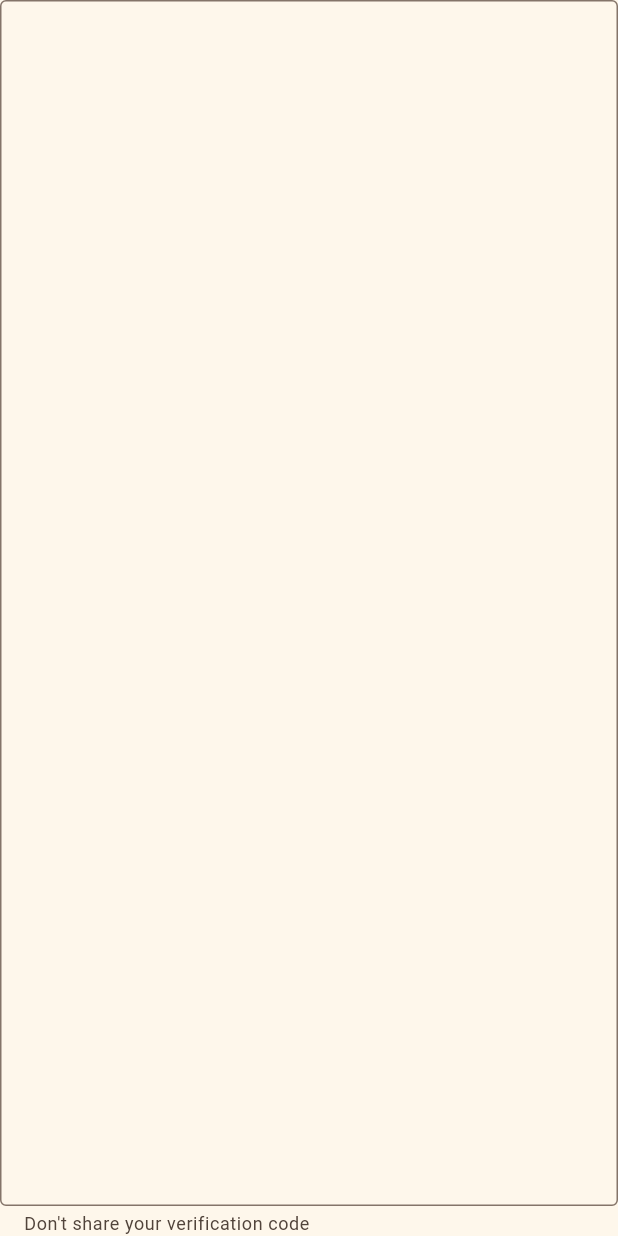
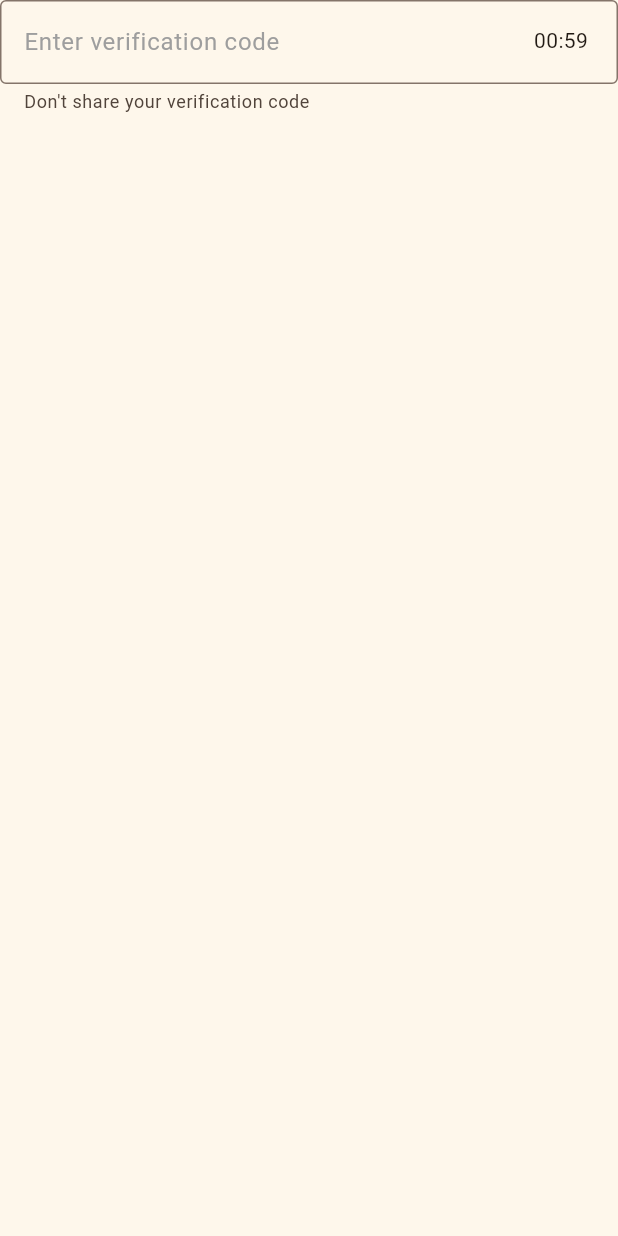
Before and after one commit to whdmscks11/CLOZii, a Flutter app: the VerificationField widget shown alone on an empty page, opened directly with empty values, on a phone screen of 412 x 824 dp. Run offline on Flutter 3.47's test engine with Material 3 defaults, Android fonts, the phone set to English and light mode, and no system bars; our stand-ins replace mask_text_input_formatter.

Commit message:
fix: VerificationTimer 관련 버그 수정 및 UI 개선
- VerificationTimer 위젯에서 dispose 후 setState 호출 방지를 위해:
  - `dispose()`에 `_timer.cancel()` 추가
  - `setState()` 전에 `if (!mounted) return` 체크

- 인증 필드(VerificationField)에 타이머를 표시할 때:
  - `suffix` 대신 `suffixIcon` 사용하여 항상 보이도록 수정
  - `suffixIcon` 사용 시 텍스트 상단 밀림 현상 해결 위해 `Padding` 추가

- 전체 UI 동작 테스트 위해 main → HomeScreen 연결 복원

```diff
--- a/lib/main.dart
+++ b/lib/main.dart
@@ -1,5 +1,4 @@
 import 'package:carrot_login/screens/home_screen.dart';
-import 'package:carrot_login/widget/verification_timer.dart';
 import 'package:flutter/material.dart';
 
 final kColorScheme = ColorScheme.fromSeed(
@@ -19,7 +18,7 @@ class MyApp extends StatelessWidget {
   Widget build(BuildContext context) {
     return MaterialApp(
       theme: ThemeData(colorScheme: kColorScheme),
-      home: VerificationTimer(),
+      home: HomeScreen(),
     );
   }
 }
--- a/lib/widget/verification_field.dart
+++ b/lib/widget/verification_field.dart
@@ -49,7 +49,10 @@ class _VerificationFieldState extends State<VerificationField> {
       keyboardType: TextInputType.number,
       inputFormatters: [FilteringTextInputFormatter.digitsOnly],
       decoration: InputDecoration(
-        suffix: VerificationTimer(),
+        suffixIcon: Padding(
+          padding: const EdgeInsets.only(top: 13.0, right: 20.0),
+          child: VerificationTimer(),
+        ),
         hintText: 'Enter verification code',
         hintStyle: TextStyle(color: Colors.grey),
         helperText: 'Don\'t share your verification code',
--- a/lib/widget/verification_timer.dart
+++ b/lib/widget/verification_timer.dart
@@ -10,6 +10,7 @@ class VerificationTimer extends StatefulWidget {
 }
 
 class _VerificationTimerState extends State<VerificationTimer> {
+  Timer? _timer;
   int minutes = 1;
   int seconds = 0;
 
@@ -17,8 +18,9 @@ class _VerificationTimerState extends State<VerificationTimer> {
   void initState() {
     super.initState();
 
-    Timer.periodic(Duration(seconds: 1), (Timer timer) {
+    _timer = Timer.periodic(Duration(seconds: 1), (Timer timer) {
       setState(() {
+        if (!mounted) return;
         if (seconds != 0) {
           seconds--;
         } else {
@@ -34,12 +36,14 @@ class _VerificationTimerState extends State<VerificationTimer> {
 
   @override
   Widget build(BuildContext context) {
-    return Scaffold(
-      body: Center(
-        child: Text(
-          '${minutes.toString().padLeft(2, '0')}:${seconds.toString().padLeft(2, '0')}',
-        ),
-      ),
+    return Text(
+      '${minutes.toString().padLeft(2, '0')}:${seconds.toString().padLeft(2, '0')}',
     );
   }
+
+  @override
+  void dispose() {
+    _timer!.cancel();
+    super.dispose();
+  }
 }
```
